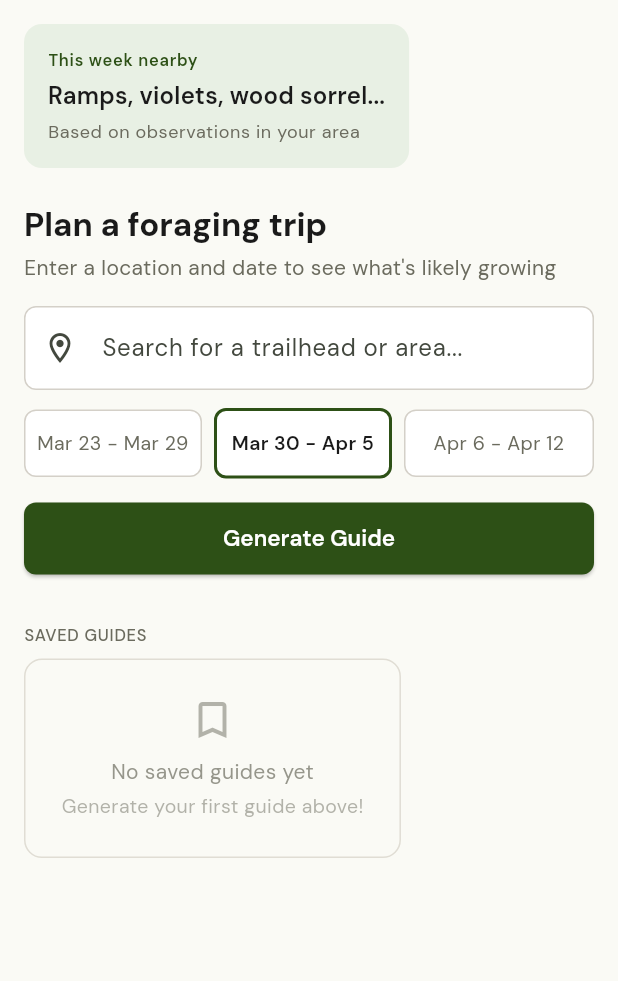
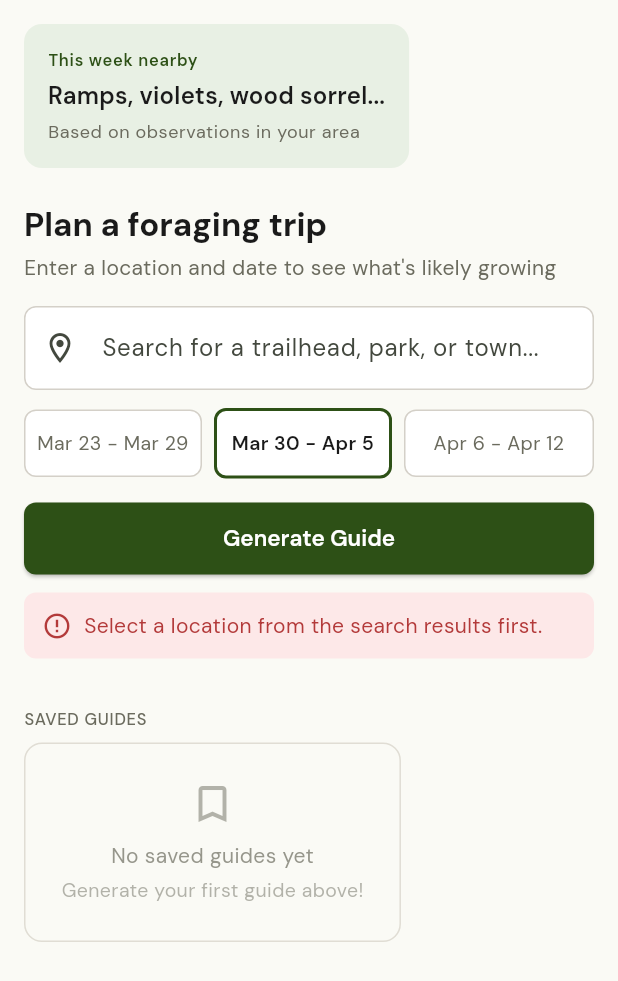
Before and after one commit to CalculatedCodeAux/foragecast, a Flutter app: the HomeScreen screen opened directly, after a tap on "Generate Guide", on a phone screen of 412 x 824 dp. Shown: the top 981 px of the screen. Run offline on Flutter 3.47's test engine with Material 3 defaults, Android fonts, the phone set to English and light mode, and no system bars; our stand-ins replace google_fonts, shared_preferences; accounts and stored records are empty.

Commit message:
Fix: add geocoding so location search actually works
Root cause: home_screen.dart used hardcoded coordinates (35.3, -82.8)
for every search. The search field accepted text but never geocoded it.

Fix: added GeocodingService using Nominatim (OpenStreetMap, free).
Typing 3+ characters triggers a debounced search. Results appear in a
dropdown. Selecting a result stores real lat/lng coordinates. The
"Generate Guide" button now uses these coordinates.

Also: clear error message if user hits Generate without selecting a
location from the dropdown.

Co-Authored-By: Claude Opus 4.6 (1M context) <noreply@anthropic.com>

```diff
--- a/flutter_app/lib/screens/home_screen.dart
+++ b/flutter_app/lib/screens/home_screen.dart
@@ -1,6 +1,8 @@
+import 'dart:async';
 import 'package:flutter/material.dart';
 import '../theme.dart';
 import '../services/api_client.dart';
+import '../services/geocoding.dart';
 import 'guide_screen.dart';
 
 /// Home screen: branded snapshot + location search + date picker + saved guides.
@@ -14,9 +16,17 @@ class HomeScreen extends StatefulWidget {
 class _HomeScreenState extends State<HomeScreen> {
   final _searchController = TextEditingController();
   final _apiClient = ApiClient();
-  int _selectedWeekOffset = 1; // default: next week
+  final _geocoding = GeocodingService();
+
+  int _selectedWeekOffset = 1;
   bool _isLoading = false;
+  bool _isSearching = false;
   String? _error;
+
+  // Geocoding state
+  List<GeocodingResult> _searchResults = [];
+  GeocodingResult? _selectedLocation;
+  Timer? _debounce;
 
   DateTime get _weekStart {
     final now = DateTime.now();
@@ -26,17 +36,56 @@ class _HomeScreenState extends State<HomeScreen> {
 
   DateTime get _weekEnd => _weekStart.add(const Duration(days: 6));
 
+  void _onSearchChanged(String query) {
+    // Clear selection when user edits text
+    if (_selectedLocation != null) {
+      setState(() => _selectedLocation = null);
+    }
+
+    _debounce?.cancel();
+    if (query.trim().length < 3) {
+      setState(() => _searchResults = []);
+      return;
+    }
+
+    _debounce = Timer(const Duration(milliseconds: 500), () async {
+      if (!mounted) return;
+      setState(() => _isSearching = true);
+      try {
+        final results = await _geocoding.search(query);
+        if (mounted) {
+          setState(() {
+            _searchResults = results;
+            _isSearching = false;
+          });
+        }
+      } on GeocodingException {
+        if (mounted) setState(() => _isSearching = false);
+      }
+    });
+  }
+
+  void _selectLocation(GeocodingResult result) {
+    setState(() {
+      _selectedLocation = result;
+      _searchController.text = result.shortName;
+      _searchResults = [];
+    });
+    FocusScope.of(context).unfocus();
+  }
+
   Future<void> _generateGuide() async {
-    if (_searchController.text.isEmpty) return;
+    if (_selectedLocation == null) {
+      setState(() => _error = 'Select a location from the search results first.');
+      return;
+    }
 
     setState(() { _isLoading = true; _error = null; });
 
     try {
-      // For MVP, use hardcoded coords for known locations.
-      // Real geocoding integration comes later.
       final guide = await _apiClient.predict(
-        lat: 35.3, // placeholder, will be geocoded
-        lng: -82.8,
+        lat: _selectedLocation!.lat,
+        lng: _selectedLocation!.lng,
         start: _weekStart,
         end: _weekEnd,
       );
@@ -74,6 +123,11 @@ class _HomeScreenState extends State<HomeScreen> {
   Widget build(BuildContext context) {
     return Scaffold(
       body: SafeArea(
+        child: GestureDetector(
+          onTap: () {
+            FocusScope.of(context).unfocus();
+            setState(() => _searchResults = []);
+          },
           child: SingleChildScrollView(
             padding: const EdgeInsets.all(ForageTheme.sp16),
             child: Column(
@@ -133,19 +187,47 @@ class _HomeScreenState extends State<HomeScreen> {
                 ),
                 const SizedBox(height: ForageTheme.sp16),
 
-              // Location search
+                // Location search with autocomplete
                 TextField(
                   controller: _searchController,
+                  onChanged: _onSearchChanged,
                   decoration: InputDecoration(
-                  hintText: 'Search for a trailhead or area...',
-                  prefixIcon: const Icon(Icons.location_on_outlined),
+                    hintText: 'Search for a trailhead, park, or town...',
+                    prefixIcon: _selectedLocation != null
+                        ? const Icon(Icons.check_circle, color: ForageTheme.primary)
+                        : const Icon(Icons.location_on_outlined),
+                    suffixIcon: _isSearching
+                        ? const Padding(
+                            padding: EdgeInsets.all(12),
+                            child: SizedBox(
+                              width: 20, height: 20,
+                              child: CircularProgressIndicator(strokeWidth: 2),
+                            ),
+                          )
+                        : _searchController.text.isNotEmpty
+                            ? IconButton(
+                                icon: const Icon(Icons.clear, size: 20),
+                                onPressed: () {
+                                  _searchController.clear();
+                                  setState(() {
+                                    _selectedLocation = null;
+                                    _searchResults = [];
+                                    _error = null;
+                                  });
+                                },
+                              )
+                            : null,
                     border: OutlineInputBorder(
                       borderRadius: BorderRadius.circular(8),
                       borderSide: const BorderSide(color: Color(0xFFD4D0C8)),
                     ),
                     enabledBorder: OutlineInputBorder(
                       borderRadius: BorderRadius.circular(8),
-                    borderSide: const BorderSide(color: Color(0xFFD4D0C8)),
+                      borderSide: BorderSide(
+                        color: _selectedLocation != null
+                            ? ForageTheme.primary
+                            : const Color(0xFFD4D0C8),
+                      ),
                     ),
                     focusedBorder: OutlineInputBorder(
                       borderRadius: BorderRadius.circular(8),
@@ -155,6 +237,59 @@ class _HomeScreenState extends State<HomeScreen> {
                     fillColor: ForageTheme.surface,
                   ),
                 ),
+
+                // Search results dropdown
+                if (_searchResults.isNotEmpty)
+                  Container(
+                    margin: const EdgeInsets.only(top: 2),
+                    decoration: BoxDecoration(
+                      color: ForageTheme.surface,
+                      borderRadius: BorderRadius.circular(8),
+                      border: Border.all(color: const Color(0xFFD4D0C8)),
+                      boxShadow: [
+                        BoxShadow(
+                          color: Colors.black.withValues(alpha: 0.08),
+                          blurRadius: 8,
+                          offset: const Offset(0, 4),
+                        ),
+                      ],
+                    ),
+                    child: Column(
+                      children: _searchResults.map((result) {
+                        return InkWell(
+                          onTap: () => _selectLocation(result),
+                          child: Padding(
+                            padding: const EdgeInsets.symmetric(
+                              horizontal: ForageTheme.sp12,
+                              vertical: ForageTheme.sp12,
+                            ),
+                            child: Row(
+                              children: [
+                                const Icon(Icons.location_on_outlined,
+                                    size: 18, color: ForageTheme.textMuted),
+                                const SizedBox(width: ForageTheme.sp8),
+                                Expanded(
+                                  child: Text(
+                                    result.shortName,
+                                    style: const TextStyle(fontSize: 14),
+                                    overflow: TextOverflow.ellipsis,
+                                  ),
+                                ),
+                                Text(
+                                  '${result.lat.toStringAsFixed(2)}, ${result.lng.toStringAsFixed(2)}',
+                                  style: const TextStyle(
+                                    fontSize: 12,
+                                    color: ForageTheme.textMuted,
+                                  ),
+                                ),
+                              ],
+                            ),
+                          ),
+                        );
+                      }).toList(),
+                    ),
+                  ),
+
                 const SizedBox(height: ForageTheme.sp12),
 
                 // Date pills
@@ -208,11 +343,9 @@ class _HomeScreenState extends State<HomeScreen> {
                     onPressed: _isLoading ? null : _generateGuide,
                     child: _isLoading
                         ? const SizedBox(
-                          height: 20,
-                          width: 20,
+                            height: 20, width: 20,
                             child: CircularProgressIndicator(
-                            strokeWidth: 2,
-                            color: Colors.white,
+                              strokeWidth: 2, color: Colors.white,
                             ),
                           )
                         : const Text('Generate Guide'),
@@ -254,7 +387,6 @@ class _HomeScreenState extends State<HomeScreen> {
                       ),
                 ),
                 const SizedBox(height: ForageTheme.sp8),
-              // Placeholder for saved guides (SQLite integration later)
                 Container(
                   padding: const EdgeInsets.all(ForageTheme.sp24),
                   decoration: BoxDecoration(
@@ -290,12 +422,14 @@ class _HomeScreenState extends State<HomeScreen> {
             ),
           ),
         ),
+      ),
     );
   }
 
   @override
   void dispose() {
     _searchController.dispose();
+    _debounce?.cancel();
     super.dispose();
   }
 }
--- /dev/null
+++ b/flutter_app/lib/services/geocoding.dart
@@ -0,0 +1,75 @@
+import 'dart:convert';
+import 'package:http/http.dart' as http;
+
+/// Geocoding service using OpenStreetMap Nominatim (free, no API key).
+/// For production, consider Mapbox or Google Places for higher rate limits.
+class GeocodingService {
+  static const String _baseUrl = 'https://nominatim.openstreetmap.org';
+  final http.Client _client;
+
+  GeocodingService({http.Client? client}) : _client = client ?? http.Client();
+
+  /// Search for a place name and return matching results.
+  Future<List<GeocodingResult>> search(String query) async {
+    if (query.trim().isEmpty) return [];
+
+    final uri = Uri.parse('$_baseUrl/search').replace(queryParameters: {
+      'q': query,
+      'format': 'json',
+      'limit': '5',
+      'addressdetails': '1',
+    });
+
+    final response = await _client.get(uri, headers: {
+      'User-Agent': 'ForageCast/0.1.0',
+    }).timeout(
+      const Duration(seconds: 10),
+      onTimeout: () => throw GeocodingException('Search timed out.'),
+    );
+
+    if (response.statusCode != 200) {
+      throw GeocodingException('Search failed (${response.statusCode}).');
+    }
+
+    final List<dynamic> data = jsonDecode(response.body);
+    return data.map((item) => GeocodingResult.fromJson(item)).toList();
+  }
+}
+
+class GeocodingResult {
+  final double lat;
+  final double lng;
+  final String displayName;
+  final String type;
+
+  GeocodingResult({
+    required this.lat,
+    required this.lng,
+    required this.displayName,
+    required this.type,
+  });
+
+  factory GeocodingResult.fromJson(Map<String, dynamic> json) {
+    return GeocodingResult(
+      lat: double.parse(json['lat']),
+      lng: double.parse(json['lon']),
+      displayName: json['display_name'] ?? '',
+      type: json['type'] ?? '',
+    );
+  }
+
+  /// Short name: first two parts of the display name.
+  String get shortName {
+    final parts = displayName.split(', ');
+    if (parts.length >= 2) return '${parts[0]}, ${parts[1]}';
+    return parts[0];
+  }
+}
+
+class GeocodingException implements Exception {
+  final String message;
+  GeocodingException(this.message);
+
+  @override
+  String toString() => message;
+}
```
Lines whose indentation alone changed are shown as unchanged.
